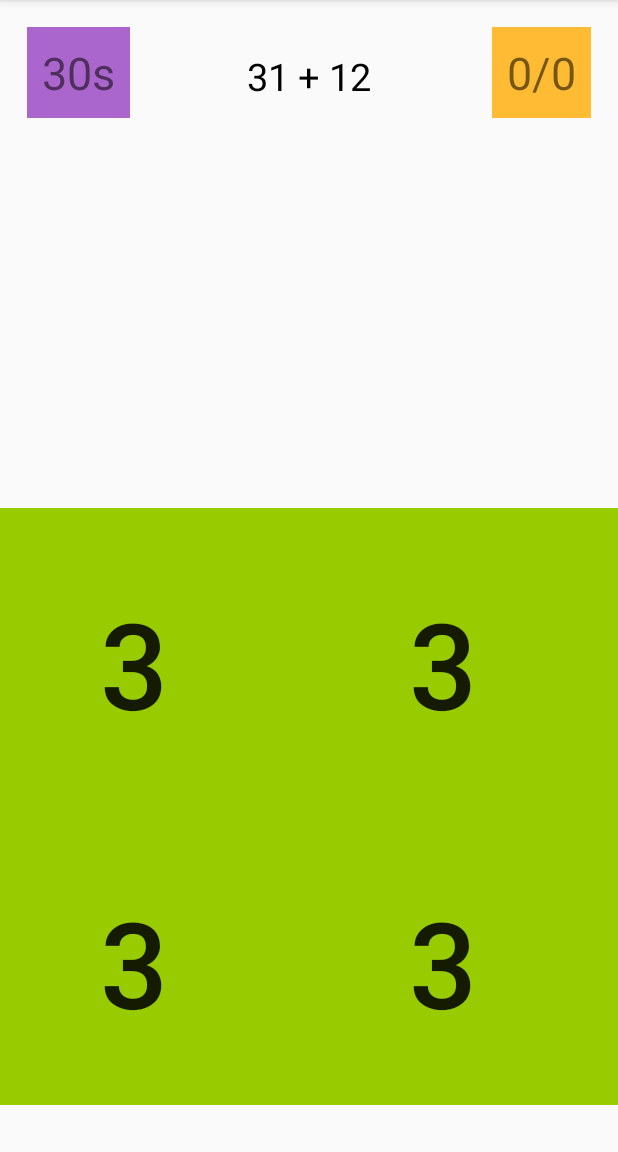
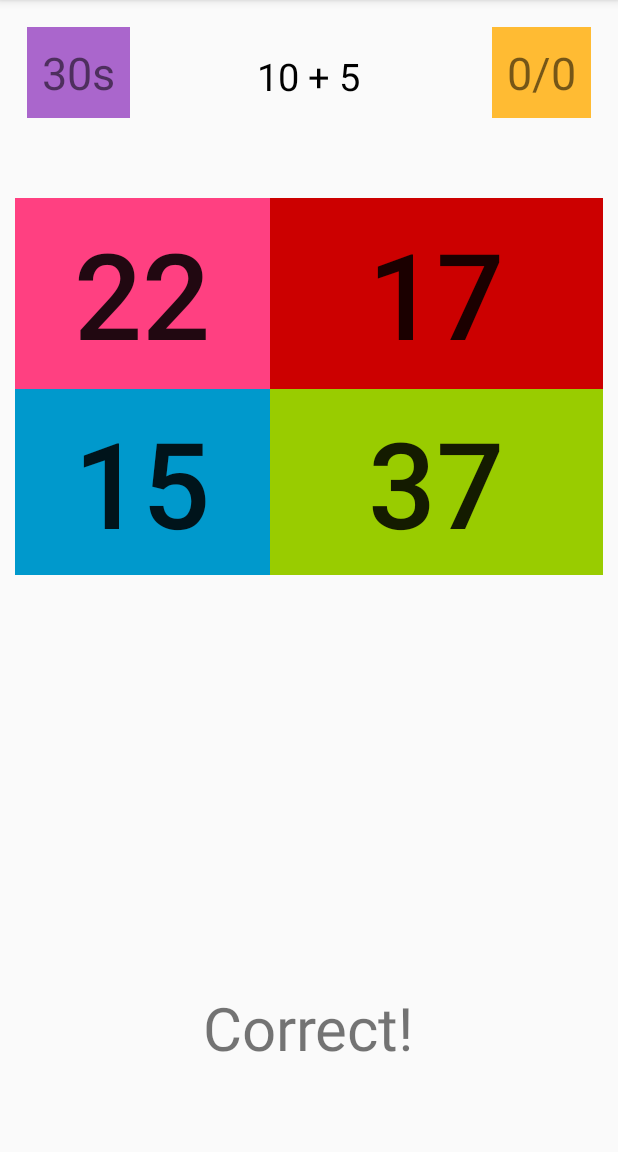
Before and after one commit to toneyobaze/Brain-Trainer, an Android app: the screen it shows after launch (MainActivity), on a phone screen of 412 x 824 dp, the part 84-1236 px from its top. Run offline under Robolectric (Android 15) with nearby library versions, the phone set to English and light mode, and no system bars.

```diff
--- a/app/src/main/java/com/example/oladapo/braintrainer/MainActivity.java
+++ b/app/src/main/java/com/example/oladapo/braintrainer/MainActivity.java
@@ -4,10 +4,21 @@ import android.support.v7.app.AppCompatActivity;
 import android.os.Bundle;
 import android.view.View;
 import android.widget.Button;
+import android.widget.TextView;
+
+import java.util.ArrayList;
+import java.util.Random;
 
 public class MainActivity extends AppCompatActivity {
 
     Button startButton;
+    ArrayList<Integer> answers = new ArrayList<Integer>();
+    int locationOfCorrectAnswer;
+    Button button0;
+    Button button1;
+    Button button2;
+    Button button3;
+
 
     @Override
     protected void onCreate(Bundle savedInstanceState) {
@@ -22,5 +33,50 @@ public class MainActivity extends AppCompatActivity {
             }
         });
 
+        button0 = findViewById(R.id.button0);
+        button1 = findViewById(R.id.button1);
+        button2 = findViewById(R.id.button2);
+        button3 = findViewById(R.id.button3);
+
+        TextView sumTextView = findViewById(R.id.sumTextView);
+
+        Random rand = new Random();
+
+        int a = rand.nextInt(21);
+        int b = rand.nextInt(21);
+
+        sumTextView.setText(Integer.toString(a) + " + " + Integer.toString(b));
+
+        locationOfCorrectAnswer = rand.nextInt(4);
+
+        int incorrectAnswer;
+
+        for (int i=0; i<4; i++) {
+
+            if (i == locationOfCorrectAnswer) {
+
+                answers.add(a + b);
+
+            } else {
+
+                incorrectAnswer = rand.nextInt(41);
+
+                while (incorrectAnswer == a + b) {
+
+                    incorrectAnswer = rand.nextInt(41);
+
+                }
+
+                answers.add(incorrectAnswer);
+
+            }
+
+        }
+
+        button0.setText(Integer.toString(answers.get(0)));
+        button1.setText(Integer.toString(answers.get(1)));
+        button2.setText(Integer.toString(answers.get(2)));
+        button3.setText(Integer.toString(answers.get(3)));
+
     }
 }
--- a/app/src/main/res/layout/activity_main.xml
+++ b/app/src/main/res/layout/activity_main.xml
@@ -60,20 +60,20 @@
 
     <GridLayout
         android:layout_width="match_parent"
-        android:layout_height="398dp"
-        android:layout_alignParentBottom="true"
-        android:layout_alignParentLeft="true"
+        android:layout_height="wrap_content"
         android:layout_alignParentStart="true"
-        android:layout_marginBottom="31dp">
+        android:layout_alignParentTop="true"
+        android:layout_marginTop="122dp"
+        android:padding="10dp">
 
         <Button
             android:id="@+id/button0"
-            android:layout_width="179dp"
-            android:layout_height="207dp"
+            android:layout_width="138dp"
+            android:layout_height="127dp"
             android:layout_column="0"
             android:layout_gravity="fill"
             android:layout_row="0"
-            android:background="@android:color/holo_green_light"
+            android:background="@color/colorAccent"
             android:onClick="chooseAnswer"
             android:tag="0"
             android:text="3"
@@ -81,12 +81,12 @@
 
         <Button
             android:id="@+id/button1"
-            android:layout_width="182dp"
-            android:layout_height="198dp"
+            android:layout_width="177dp"
+            android:layout_height="wrap_content"
             android:layout_column="1"
             android:layout_gravity="fill"
             android:layout_row="0"
-            android:background="@android:color/holo_green_light"
+            android:background="@android:color/holo_red_dark"
             android:onClick="chooseAnswer"
             android:tag="1"
             android:text="3"
@@ -94,12 +94,12 @@
 
         <Button
             android:id="@+id/button2"
-            android:layout_width="wrap_content"
-            android:layout_height="wrap_content"
+            android:layout_width="170dp"
+            android:layout_height="124dp"
             android:layout_column="0"
             android:layout_gravity="fill"
             android:layout_row="1"
-            android:background="@android:color/holo_green_light"
+            android:background="@android:color/holo_blue_dark"
             android:onClick="chooseAnswer"
             android:tag="2"
             android:text="3"
@@ -107,7 +107,7 @@
 
         <Button
             android:id="@+id/button3"
-            android:layout_width="wrap_content"
+            android:layout_width="180dp"
             android:layout_height="wrap_content"
             android:layout_column="1"
             android:layout_gravity="fill"
@@ -118,4 +118,14 @@
             android:text="3"
             android:textSize="80sp" />
     </GridLayout>
+
+    <TextView
+        android:id="@+id/resultTextView"
+        android:layout_width="wrap_content"
+        android:layout_height="wrap_content"
+        android:layout_alignParentBottom="true"
+        android:layout_centerHorizontal="true"
+        android:layout_marginBottom="56dp"
+        android:text="Correct!"
+        android:textSize="40sp" />
 </RelativeLayout>
```
